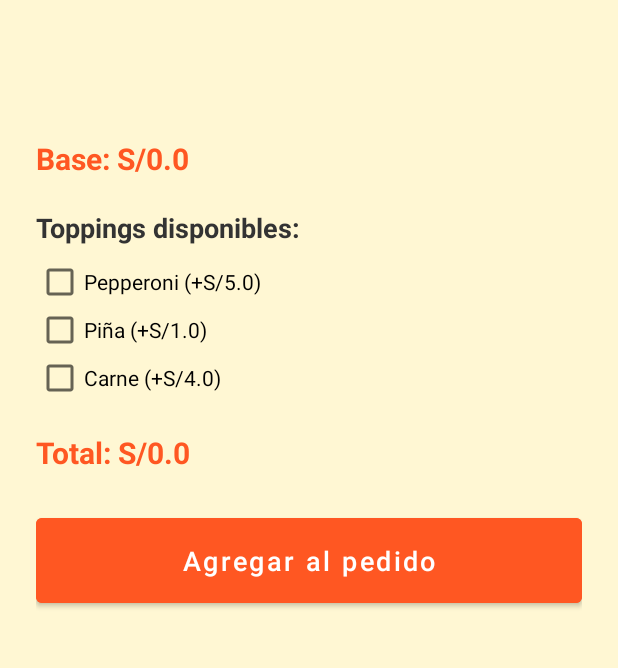
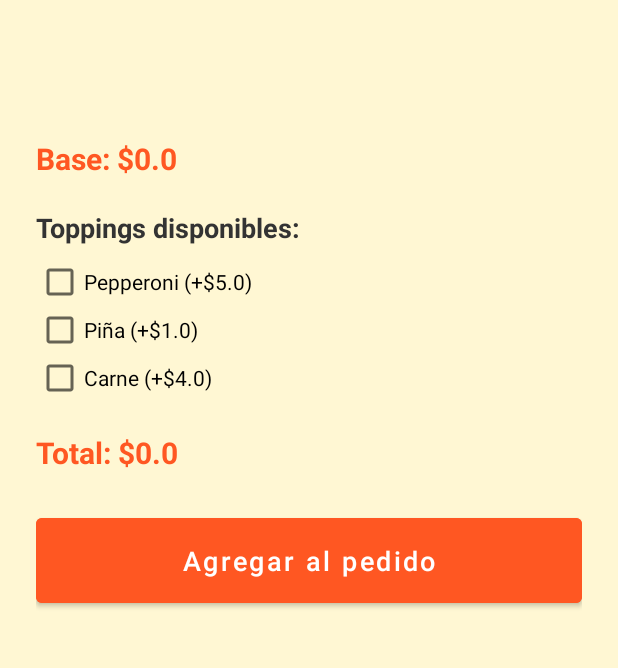
Before and after one commit to PaoloDiazG/Mamma_Pasta, an Android app: the DetallePizzaActivity screen opened directly, with no data from a screen before it, on a phone screen of 412 x 824 dp, the part 451-1119 px from its top. Run offline under Robolectric (Android 15) with nearby library versions, the phone set to English and light mode, and no system bars; 1 statement that could not run was skipped.

```diff
--- a/app/src/main/java/com/mammapasta/builder/ConstruirPizzaActivity.java
+++ b/app/src/main/java/com/mammapasta/builder/ConstruirPizzaActivity.java
@@ -63,7 +63,7 @@ public class ConstruirPizzaActivity extends AppCompatActivity {
 
         for (Topping topping : toppingsList) {
             CheckBox checkBox = new CheckBox(this);
-            checkBox.setText(topping.getNombre() + " (+S/" + topping.getPrecioExtra() + ")");
+            checkBox.setText(topping.getNombre() + " (+$" + topping.getPrecioExtra() + ")");
             layoutToppings.addView(checkBox);
             toppingCheckboxes.put(checkBox, topping);
 
@@ -87,7 +87,7 @@ public class ConstruirPizzaActivity extends AppCompatActivity {
         }
 
         precioTotal = total;
-        txtPrecioTotal.setText("Total: S/" + String.format("%.2f", precioTotal));
+        txtPrecioTotal.setText("Total: $" + String.format("%.2f", precioTotal));
     }
 
     private void confirmarPizza() {
--- a/app/src/main/java/com/mammapasta/db/DBHelper.java
+++ b/app/src/main/java/com/mammapasta/db/DBHelper.java
@@ -182,7 +182,7 @@ public class DBHelper extends SQLiteOpenHelper {
 
                 pedidos.add(nombre + "\n" +
                         detalles + "\n" +
-                        "Precio: S/" + String.format("%.2f", precio));
+                        "Precio: $" + String.format("%.2f", precio));
             } while (cursor.moveToNext());
         }
         cursor.close();
--- a/app/src/main/java/com/mammapasta/detail/DetallePizzaActivity.java
+++ b/app/src/main/java/com/mammapasta/detail/DetallePizzaActivity.java
@@ -54,7 +54,7 @@ public class DetallePizzaActivity extends AppCompatActivity {
 
         txtNombrePizza.setText(nombre);
         txtDescripcionPizza.setText(descripcion);
-        txtPrecioBase.setText("Base: S/" + precioBase);
+        txtPrecioBase.setText("Base: $" + precioBase);
 
         int resId = getResources().getIdentifier(imagenResource, "drawable", getPackageName());
         if (resId != 0) {
@@ -65,7 +65,7 @@ public class DetallePizzaActivity extends AppCompatActivity {
 
         for (Topping topping : toppingsList) {
             CheckBox checkBox = new CheckBox(this);
-            checkBox.setText(topping.getNombre() + " (+S/" + topping.getPrecioExtra() + ")");
+            checkBox.setText(topping.getNombre() + " (+$" + topping.getPrecioExtra() + ")");
             layoutToppings.addView(checkBox);
             toppingCheckboxes.put(checkBox, topping);
 
@@ -73,7 +73,7 @@ public class DetallePizzaActivity extends AppCompatActivity {
         }
 
         precioTotal = precioBase;
-        txtPrecioTotal.setText("Total: S/" + precioTotal);
+        txtPrecioTotal.setText("Total: $" + precioTotal);
 
         btnAgregarPedido.setOnClickListener(v -> agregarPedido());
     }
@@ -86,7 +86,7 @@ public class DetallePizzaActivity extends AppCompatActivity {
             }
         }
         precioTotal = precioBase + extra;
-        txtPrecioTotal.setText("Total: S/" + precioTotal);
+        txtPrecioTotal.setText("Total: $" + precioTotal);
     }
 
     private void agregarPedido() {
--- a/app/src/main/java/com/mammapasta/home/PizzaAdapter.java
+++ b/app/src/main/java/com/mammapasta/home/PizzaAdapter.java
@@ -36,7 +36,7 @@ public class PizzaAdapter extends RecyclerView.Adapter<PizzaAdapter.PizzaViewHol
 
         holder.txtName.setText(pizza.getNombre());
         holder.txtDesc.setText(pizza.getDescripcion());
-        holder.txtPrice.setText("S/" + String.format("%.2f", pizza.getPrecioBase()));
+        holder.txtPrice.setText("$" + String.format("%.2f", pizza.getPrecioBase()));
 
         // Obtener el resourceId de la imagen a partir del nombre almacenado
         int imageResId = context.getResources().getIdentifier(
--- a/app/src/main/java/com/mammapasta/order/ConfirmacionActivity.java
+++ b/app/src/main/java/com/mammapasta/order/ConfirmacionActivity.java
@@ -46,7 +46,7 @@ public class ConfirmacionActivity extends AppCompatActivity {
                                 "Toppings: " + (toppings.isEmpty() ? "Ninguno" : toppings);
 
                 txtDetalles.setText(detalles);
-                txtPrecioFinal.setText("Total: S/" + String.format("%.2f", precioTotal));
+                txtPrecioFinal.setText("Total: $" + String.format("%.2f", precioTotal));
 
             } else {
                 // Para pizza predeterminada
@@ -97,7 +97,7 @@ public class ConfirmacionActivity extends AppCompatActivity {
     }
 
     private double obtenerPrecio() {
-        String precioStr = txtPrecioFinal.getText().toString().replace("Total: S/", "");
+        String precioStr = txtPrecioFinal.getText().toString().replace("Total: $", "");
         return Double.parseDouble(precioStr);
     }
 
--- a/app/src/main/res/layout/activity_confirmacion.xml
+++ b/app/src/main/res/layout/activity_confirmacion.xml
@@ -43,7 +43,7 @@
             android:id="@+id/txtPrecioFinal"
             android:layout_width="wrap_content"
             android:layout_height="wrap_content"
-            android:text="Total: S/0.00"
+            android:text="Total: $0.00"
             android:textSize="20sp"
             android:textStyle="bold"
             android:textColor="#FF5722"
--- a/app/src/main/res/layout/activity_construir_pizza.xml
+++ b/app/src/main/res/layout/activity_construir_pizza.xml
@@ -43,7 +43,7 @@
             android:id="@+id/chkQueso"
             android:layout_width="wrap_content"
             android:layout_height="wrap_content"
-            android:text="🧀 Agregar queso (+S/2)"
+            android:text="🧀 Agregar queso (+$2)"
             android:textSize="16sp"
             android:textColor="#333333"
             android:layout_marginBottom="24dp"/>
@@ -86,7 +86,7 @@
             android:id="@+id/txtPrecioTotal"
             android:layout_width="wrap_content"
             android:layout_height="wrap_content"
-            android:text="Total: S/0.00"
+            android:text="Total: $0.00"
             android:textSize="20sp"
             android:textStyle="bold"
             android:textColor="#FF5722"
--- a/app/src/main/res/layout/item_pizza.xml
+++ b/app/src/main/res/layout/item_pizza.xml
@@ -46,7 +46,7 @@
             android:id="@+id/txtPizzaPrice"
             android:layout_width="wrap_content"
             android:layout_height="wrap_content"
-            android:text="S/10.00"
+            android:text="$10.00"
             android:textColor="#E53935"
             android:textStyle="bold"
             android:textSize="16sp"
```
Also changed, not shown: app/src/main/java/com/mammapasta/home/HomeActivity.java (+12 -22 lines).
